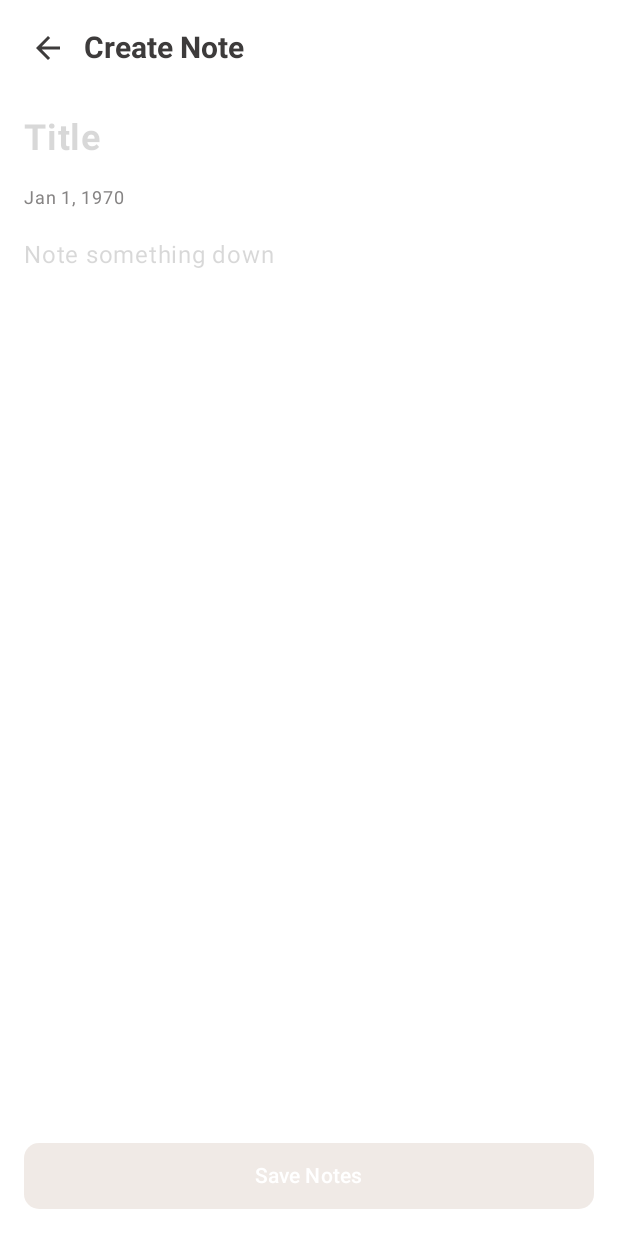
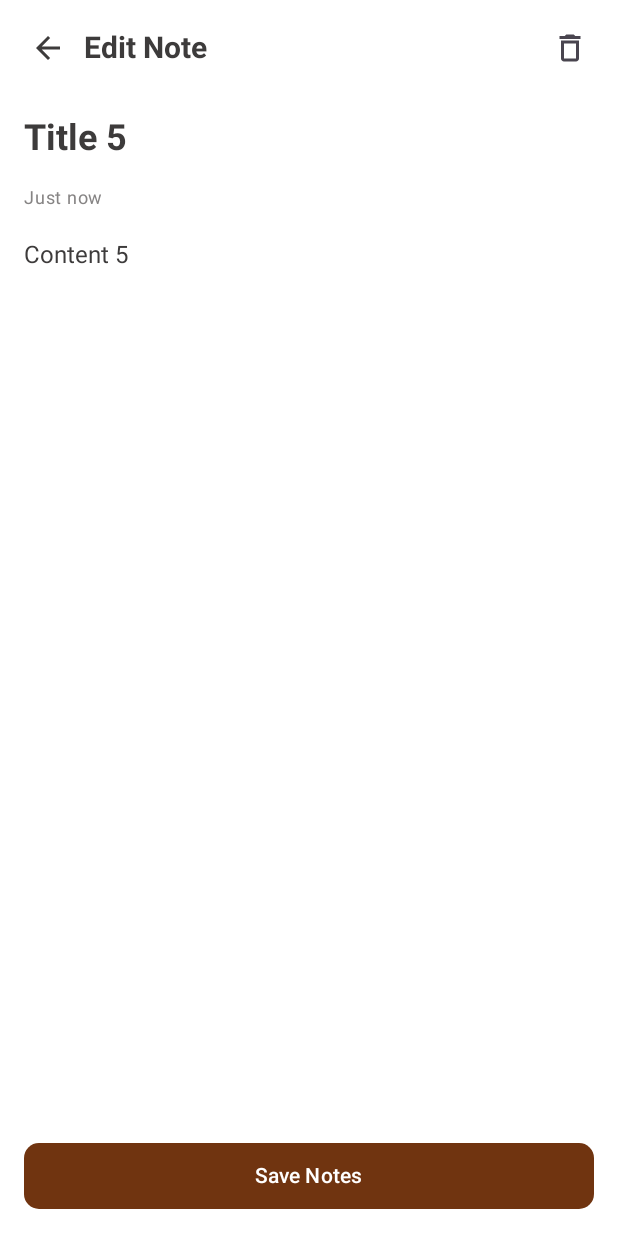
Before and after one commit to alifrn51/ModernNote, an Android app built with Jetpack Compose: the screen it shows after launch (MainActivity), on a phone screen of 412 x 824 dp. Run offline under Robolectric (Android 15) with nearby library versions, the phone set to English and light mode, and no system bars.

Commit message:
EditNoteScreen.kt

```diff
--- a/app/src/main/java/com/frn/modernnote/data/TestNoteRepositoryImpl.kt
+++ b/app/src/main/java/com/frn/modernnote/data/TestNoteRepositoryImpl.kt
@@ -2,7 +2,6 @@ package com.frn.modernnote.data
 
 import com.frn.modernnote.domain.Note
 import com.frn.modernnote.domain.NoteRepository
-import kotlinx.coroutines.delay
 import kotlinx.coroutines.flow.Flow
 import kotlinx.coroutines.flow.MutableStateFlow
 import kotlinx.coroutines.flow.asStateFlow
@@ -11,9 +10,27 @@ import kotlinx.coroutines.flow.update
 
 object TestNoteRepositoryImpl : NoteRepository {
 
-    private val notesListFlow = MutableStateFlow<List<Note>>(emptyList())
+    private val testData = mutableListOf<Note>().apply {
+        repeat(10) {
+            add(
+                Note(
+                    id = it,
+                    title = "Title $it",
+                    content = "Content $it",
+                    System.currentTimeMillis(),
+                    false
+                )
+            )
+        }
+    }
+    private val notesListFlow = MutableStateFlow<List<Note>>(testData)
 
-    override suspend fun addNote(title: String, content: String, updateAt: Long, isPinned: Boolean) {
+    override suspend fun addNote(
+        title: String,
+        content: String,
+        updateAt: Long,
+        isPinned: Boolean
+    ) {
         notesListFlow.update { oldNotes ->
             val note = Note(
                 id = oldNotes.size,
--- a/app/src/main/java/com/frn/modernnote/presentation/MainActivity.kt
+++ b/app/src/main/java/com/frn/modernnote/presentation/MainActivity.kt
@@ -5,6 +5,7 @@ import androidx.activity.ComponentActivity
 import androidx.activity.compose.setContent
 import androidx.activity.enableEdgeToEdge
 import com.frn.modernnote.presentation.screens.creation.CreationScreen
+import com.frn.modernnote.presentation.screens.editing.EditNoteScreen
 import com.frn.modernnote.presentation.screens.notes.NoteScreen
 import com.frn.modernnote.presentation.ui.theme.ModernNoteTheme
 import kotlinx.coroutines.ExperimentalCoroutinesApi
@@ -25,7 +26,14 @@ class MainActivity : ComponentActivity() {
                     }
                 )*/
 
-                CreationScreen(
+                /*CreationScreen(
+                    onFinished = {
+
+                    }
+                )*/
+
+                EditNoteScreen(
+                    noteId = 5,
                     onFinished = {
 
                     }
--- a/app/src/main/java/com/frn/modernnote/presentation/screens/creation/CreationScreen.kt
+++ b/app/src/main/java/com/frn/modernnote/presentation/screens/creation/CreateScreen.kt
@@ -21,7 +21,6 @@ import androidx.compose.material3.Icon
 import androidx.compose.material3.MaterialTheme
 import androidx.compose.material3.Scaffold
 import androidx.compose.material3.Text
-import androidx.compose.material3.TextButton
 import androidx.compose.material3.TextField
 import androidx.compose.material3.TextFieldDefaults
 import androidx.compose.material3.TopAppBar
@@ -44,7 +43,7 @@ import com.frn.modernnote.presentation.utils.DateFormatter
 @Composable
 fun CreationScreen(
     modifier: Modifier = Modifier,
-    viewModel: CreationViewModel = viewModel(),
+    viewModel: CreateViewModel = viewModel(),
     onFinished: () -> Unit
 ) {
 
@@ -83,12 +82,8 @@ private fun CreationScreenPreview() {
 private fun Creation(
     modifier: Modifier = Modifier,
     state: CreateNoteState.Creation,
-    viewModel: CreationViewModel,
+    viewModel: CreateViewModel,
 ) {
-    val titleState = rememberTextFieldState()
-    val contentState = rememberTextFieldState()
-
-    val isSaveEnabled = titleState.text.isNotBlank() && contentState.text.isNotBlank() && !state.isSaving
 
     Scaffold(
         modifier = modifier.fillMaxSize(),
@@ -124,10 +119,8 @@ private fun Creation(
 
         Content(
             modifier = Modifier.padding(innerPadding),
-            titleState = titleState,
-            contentState = contentState,
             viewModel = viewModel,
-            isSaveEnabled = isSaveEnabled
+            state = state
         )
 
     }
@@ -137,11 +130,16 @@ private fun Creation(
 @Composable
 private fun Content(
     modifier: Modifier = Modifier,
-    titleState: TextFieldState = rememberTextFieldState(),
-    contentState: TextFieldState = rememberTextFieldState(),
-    viewModel: CreationViewModel,
-    isSaveEnabled : Boolean
+    viewModel: CreateViewModel,
+    state: CreateNoteState.Creation
 ) {
+
+    val titleState = rememberTextFieldState()
+    val contentState = rememberTextFieldState()
+
+    val isSaveEnabled = titleState.text.isNotBlank() && contentState.text.isNotBlank() && !state.isSaving
+
+
     Column(
         modifier = modifier.fillMaxSize()
             .padding(start = 16.dp, end = 16.dp, bottom = 16.dp)
@@ -159,6 +157,7 @@ private fun Content(
                 focusedPlaceholderColor = MaterialTheme.colorScheme.onBackground.copy(alpha = 0.2f),
                 unfocusedPlaceholderColor = MaterialTheme.colorScheme.onBackground.copy(alpha = 0.2f),
                 focusedTextColor = MaterialTheme.colorScheme.onBackground,
+                unfocusedTextColor = MaterialTheme.colorScheme.onBackground,
             ),
             textStyle = TextStyle(
                 fontSize = 24.sp,
@@ -193,6 +192,7 @@ private fun Content(
                 focusedPlaceholderColor = MaterialTheme.colorScheme.onBackground.copy(alpha = 0.2f),
                 unfocusedPlaceholderColor = MaterialTheme.colorScheme.onBackground.copy(alpha = 0.2f),
                 focusedTextColor = MaterialTheme.colorScheme.onBackground,
+                unfocusedTextColor = MaterialTheme.colorScheme.onBackground,
             ),
             textStyle = TextStyle(
                 fontSize = 16.sp,
--- a/app/src/main/java/com/frn/modernnote/presentation/screens/creation/CreationViewModel.kt
+++ b/app/src/main/java/com/frn/modernnote/presentation/screens/creation/CreateViewModel.kt
@@ -10,7 +10,7 @@ import kotlinx.coroutines.flow.asStateFlow
 import kotlinx.coroutines.flow.update
 import kotlinx.coroutines.launch
 
-class CreationViewModel : ViewModel() {
+class CreateViewModel : ViewModel() {
 
     val repository = TestNoteRepositoryImpl
     val addNoteUseCase = AddNoteUseCase(repository)
--- /dev/null
+++ b/app/src/main/java/com/frn/modernnote/presentation/screens/editing/EditNoteScreen.kt
@@ -0,0 +1,264 @@
+@file:OptIn(ExperimentalMaterial3Api::class)
+
+package com.frn.modernnote.presentation.screens.editing
+
+import androidx.compose.foundation.clickable
+import androidx.compose.foundation.layout.Column
+import androidx.compose.foundation.layout.PaddingValues
+import androidx.compose.foundation.layout.fillMaxSize
+import androidx.compose.foundation.layout.fillMaxWidth
+import androidx.compose.foundation.layout.padding
+import androidx.compose.foundation.shape.CircleShape
+import androidx.compose.foundation.shape.RoundedCornerShape
+import androidx.compose.foundation.text.input.TextFieldState
+import androidx.compose.foundation.text.input.rememberTextFieldState
+import androidx.compose.material.icons.Icons
+import androidx.compose.material.icons.automirrored.filled.ArrowBack
+import androidx.compose.material.icons.outlined.Delete
+import androidx.compose.material3.Button
+import androidx.compose.material3.ButtonDefaults
+import androidx.compose.material3.ExperimentalMaterial3Api
+import androidx.compose.material3.Icon
+import androidx.compose.material3.MaterialTheme
+import androidx.compose.material3.Scaffold
+import androidx.compose.material3.Text
+import androidx.compose.material3.TextField
+import androidx.compose.material3.TextFieldDefaults
+import androidx.compose.material3.TopAppBar
+import androidx.compose.material3.TopAppBarDefaults
+import androidx.compose.runtime.Composable
+import androidx.compose.runtime.LaunchedEffect
+import androidx.compose.runtime.collectAsState
+import androidx.compose.runtime.getValue
+import androidx.compose.ui.Modifier
+import androidx.compose.ui.draw.clip
+import androidx.compose.ui.graphics.Color
+import androidx.compose.ui.text.TextStyle
+import androidx.compose.ui.text.font.FontWeight
+import androidx.compose.ui.tooling.preview.Preview
+import androidx.compose.ui.unit.dp
+import androidx.compose.ui.unit.sp
+import androidx.lifecycle.viewmodel.compose.viewModel
+import com.frn.modernnote.presentation.screens.creation.CreateNoteCommand
+import com.frn.modernnote.presentation.screens.creation.CreateNoteState
+import com.frn.modernnote.presentation.screens.creation.CreateViewModel
+import com.frn.modernnote.presentation.utils.DateFormatter
+
+@Composable
+fun EditNoteScreen(
+    modifier: Modifier = Modifier,
+    noteId: Int,
+    viewModel: EditNoteViewModel = viewModel{
+        EditNoteViewModel(noteId)
+    },
+    onFinished: () -> Unit
+) {
+
+    val state by viewModel.state.collectAsState()
+
+    when (val currentState = state) {
+        is EditNoteState.Editing -> {
+            Editing(
+                modifier = modifier,
+                state = currentState,
+                viewModel = viewModel,
+            )
+        }
+
+        CreateNoteState.Finished -> {
+            LaunchedEffect(Unit) {
+                onFinished()
+            }
+        }
+
+        EditNoteState.Finished -> {
+            onFinished()
+        }
+        EditNoteState.Initial -> {}
+    }
+
+}
+
+
+@Preview
+@Composable
+private fun EditNoteScreenPreview() {
+    EditNoteScreen(
+        noteId = 5,
+        onFinished = {
+
+        }
+    )
+}
+
+@Composable
+private fun Editing(
+    modifier: Modifier = Modifier,
+    state: EditNoteState.Editing,
+    viewModel: EditNoteViewModel,
+) {
+
+    Scaffold(
+        modifier = modifier.fillMaxSize(),
+        topBar = {
+            TopAppBar(
+                title = {
+                    Text(
+                        text = "Edit Note",
+                        fontSize = 20.sp,
+                        fontWeight = FontWeight.Bold,
+                    )
+                },
+                navigationIcon = {
+                    Icon(
+                        modifier = Modifier
+                            .padding(start = 16.dp, end = 8.dp)
+                            .clip(CircleShape)
+                            .clickable {
+                                viewModel.processCommand(EditNoteCommand.Back)
+                            },
+                        imageVector = Icons.AutoMirrored.Default.ArrowBack,
+                        contentDescription = "Back",
+                    )
+                },
+                colors = TopAppBarDefaults.topAppBarColors(
+                    containerColor = Color.Transparent,
+                    navigationIconContentColor = MaterialTheme.colorScheme.onBackground,
+                    titleContentColor = MaterialTheme.colorScheme.onBackground,
+                ),
+                actions = {
+                    Icon(
+                        modifier = Modifier
+                            .padding(start = 8.dp, end = 16.dp)
+                            .clip(CircleShape)
+                            .clickable {
+                                viewModel.processCommand(EditNoteCommand.Delete)
+                            },
+                        imageVector = Icons.Outlined.Delete,
+                        contentDescription = "Delete",
+                    )
+                }
+            )
+        }
+    ) { innerPadding ->
+
+        Content(
+            modifier = Modifier.padding(innerPadding),
+            viewModel = viewModel,
+            state = state
+        )
+
+    }
+
+}
+
+@Composable
+private fun Content(
+    modifier: Modifier = Modifier,
+    viewModel: EditNoteViewModel,
+    state: EditNoteState.Editing
+) {
+
+
+    val titleState = rememberTextFieldState(
+        state.note.title
+    )
+    val contentState = rememberTextFieldState(
+        state.note.content
+    )
+
+    Column(
+        modifier = modifier
+            .fillMaxSize()
+            .padding(start = 16.dp, end = 16.dp, bottom = 16.dp)
+    ) {
+        TextField(
+            modifier = Modifier
+                .fillMaxWidth(),
+            state = titleState,
+            contentPadding = PaddingValues(horizontal = 0.dp, vertical = 14.dp),
+            colors = TextFieldDefaults.colors(
+                focusedContainerColor = Color.Transparent,
+                unfocusedContainerColor = Color.Transparent,
+                focusedIndicatorColor = Color.Transparent,
+                unfocusedIndicatorColor = Color.Transparent,
+                focusedPlaceholderColor = MaterialTheme.colorScheme.onBackground.copy(alpha = 0.2f),
+                unfocusedPlaceholderColor = MaterialTheme.colorScheme.onBackground.copy(alpha = 0.2f),
+                focusedTextColor = MaterialTheme.colorScheme.onBackground,
+                unfocusedTextColor = MaterialTheme.colorScheme.onBackground,
+            ),
+            textStyle = TextStyle(
+                fontSize = 24.sp,
+                fontWeight = FontWeight.Bold,
+            ),
+            placeholder = {
+                Text(
+                    text = "Title",
+                    fontSize = 24.sp,
+                    fontWeight = FontWeight.Bold,
+                )
+            }
+        )
+
+        Text(
+            text = DateFormatter.formatDateToString(state.note.updateAt),
+            fontSize = 12.sp,
+            color = MaterialTheme.colorScheme.onSurface,
+        )
+
+        TextField(
+            modifier = Modifier
+                .fillMaxWidth()
+                .weight(1f),
+            state = contentState,
+            contentPadding = PaddingValues(horizontal = 0.dp, vertical = 14.dp),
+            colors = TextFieldDefaults.colors(
+                focusedContainerColor = Color.Transparent,
+                unfocusedContainerColor = Color.Transparent,
+                focusedIndicatorColor = Color.Transparent,
+                unfocusedIndicatorColor = Color.Transparent,
+                focusedPlaceholderColor = MaterialTheme.colorScheme.onBackground.copy(alpha = 0.2f),
+                unfocusedPlaceholderColor = MaterialTheme.colorScheme.onBackground.copy(alpha = 0.2f),
+                focusedTextColor = MaterialTheme.colorScheme.onBackground,
+                unfocusedTextColor = MaterialTheme.colorScheme.onBackground,
+            ),
+            textStyle = TextStyle(
+                fontSize = 16.sp,
+            ),
+            placeholder = {
+                Text(
+                    text = "Note something down",
+                    fontSize = 16.sp,
+                )
+            }
+        )
+
+        Button(
+            modifier = Modifier.fillMaxWidth(),
+            shape = RoundedCornerShape(10.dp),
+            enabled = state.isSaveEnabled,
+            contentPadding = PaddingValues(vertical = 12.dp),
+            colors = ButtonDefaults.buttonColors(
+                containerColor = MaterialTheme.colorScheme.primary,
+                disabledContainerColor = MaterialTheme.colorScheme.primary.copy(alpha = 0.1f),
+                contentColor = MaterialTheme.colorScheme.onPrimary,
+                disabledContentColor = MaterialTheme.colorScheme.onPrimary,
+            ),
+            onClick = {
+                viewModel.processCommand(
+                    EditNoteCommand.Save(
+                        title = titleState.text.toString(),
+                        content = contentState.text.toString(),
+                    )
+                )
+            }
+        ) {
+            Text(
+                text = "Save Notes",
+                fontSize = 14.sp,
+            )
+        }
+
+    }
+
+}
--- /dev/null
+++ b/app/src/main/java/com/frn/modernnote/presentation/screens/editing/EditNoteState.kt
@@ -0,0 +1,16 @@
+package com.frn.modernnote.presentation.screens.editing
+
+import com.frn.modernnote.domain.Note
+
+sealed interface EditNoteState {
+
+    data object Initial : EditNoteState
+    data class Editing(
+        val note: Note
+    ) : EditNoteState {
+        val isSaveEnabled: Boolean
+            get() = note.title.isNotBlank() && note.content.isNotBlank()
+    }
+
+    data object Finished : EditNoteState
+}
--- /dev/null
+++ b/app/src/main/java/com/frn/modernnote/presentation/screens/editing/EditNoteViewModel.kt
@@ -0,0 +1,73 @@
+package com.frn.modernnote.presentation.screens.editing
+
+import androidx.compose.runtime.currentRecomposeScope
+import androidx.lifecycle.ViewModel
+import androidx.lifecycle.viewModelScope
+import com.frn.modernnote.data.TestNoteRepositoryImpl
+import com.frn.modernnote.domain.useCases.DeleteNoteUseCase
+import com.frn.modernnote.domain.useCases.EditNoteUseCase
+import com.frn.modernnote.domain.useCases.GetNoteUseCase
+import kotlinx.coroutines.flow.MutableStateFlow
+import kotlinx.coroutines.flow.asStateFlow
+import kotlinx.coroutines.flow.update
+import kotlinx.coroutines.launch
+
+class EditNoteViewModel(val noteId: Int) : ViewModel() {
+    private val repository = TestNoteRepositoryImpl
+    private val editNoteUseCase = EditNoteUseCase(repository)
+    private val getNoteUseCase = GetNoteUseCase(repository)
+    private val deleteNoteUseCase = DeleteNoteUseCase(repository)
+
+    private val _state = MutableStateFlow<EditNoteState>(EditNoteState.Initial)
+    val state = _state.asStateFlow()
+
+    init {
+        viewModelScope.launch {
+            _state.update {
+                val note = getNoteUseCase(noteId)
+                EditNoteState.Editing(note)
+            }
+        }
+    }
+    fun processCommand(command: EditNoteCommand) {
+        when (command) {
+
+            is EditNoteCommand.Save -> {
+                val title = command.title.trim()
+                val content = command.content.trim()
+
+                if (title.isBlank() || content.isBlank()) return
+
+                viewModelScope.launch {
+                    val currentState = _state.value
+
+                    if(currentState !is EditNoteState.Editing) return@launch
+
+                    val updatedNote = currentState.note.copy(title = title, content = content)
+
+                    editNoteUseCase(updatedNote)
+
+                    _state.value = EditNoteState.Finished
+
+                }
+
+            }
+
+            EditNoteCommand.Back -> {
+                _state.update { EditNoteState.Finished }
+            }
+
+            EditNoteCommand.Delete -> {
+                viewModelScope.launch {
+                    val currentState = _state.value
+
+                    if(currentState !is EditNoteState.Editing)return@launch
+                    deleteNoteUseCase(currentState.note.id)
+                    _state.value = EditNoteState.Finished
+                }
+
+            }
+        }
+    }
+
+}
```
Also changed, not shown: app/src/main/java/com/frn/modernnote/presentation/screens/editing/EditNoteCommand.kt (added, +10 -0 lines).
